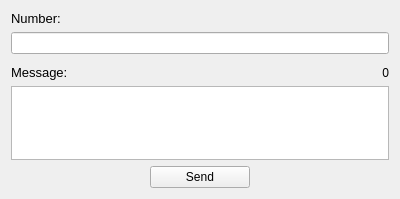
Before: the Qt Designer form src/view/sendview_base.ui in machtelik/kdroid-desktop, drawn with Qt 5.
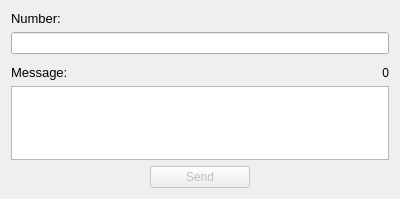
After: the same form once the commit is applied.

Commit message: Disable send button if fields are empty

What changed in the file:
```diff
--- a/src/view/sendview_base.ui
+++ b/src/view/sendview_base.ui
@@ -96,6 +96,9 @@
      </property>
      <item>
       <widget class="QPushButton" name="SendButton">
+       <property name="enabled">
+        <bool>false</bool>
+       </property>
        <property name="maximumSize">
         <size>
          <width>100</width>
```
The commit also changes 1 other file.
